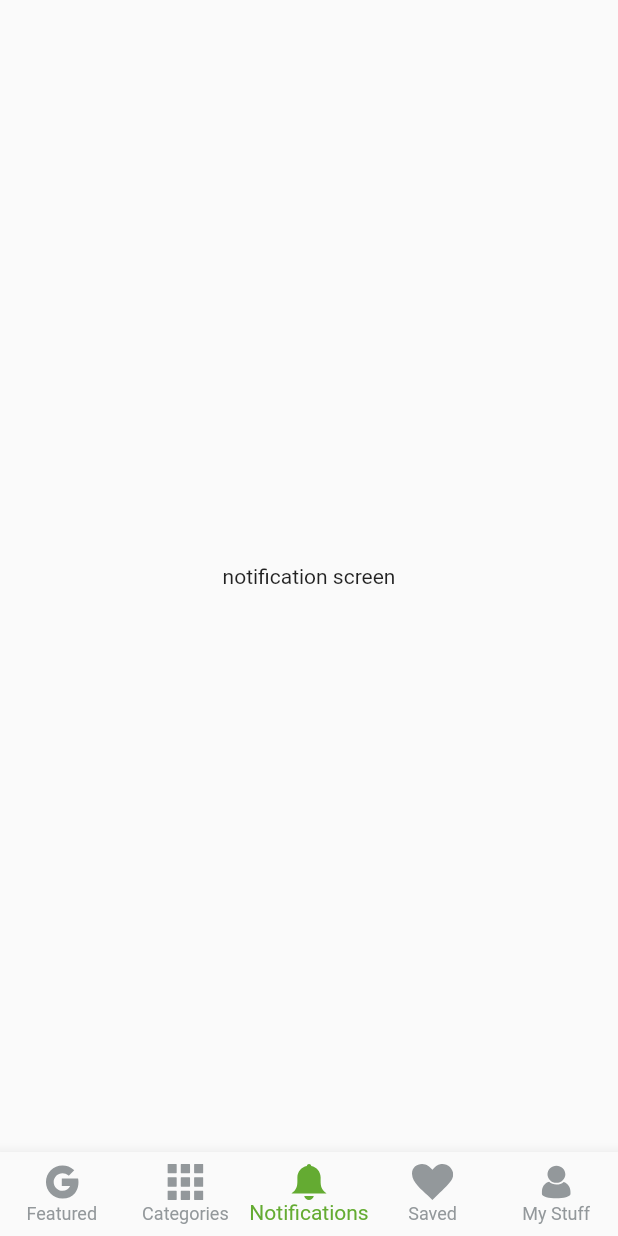
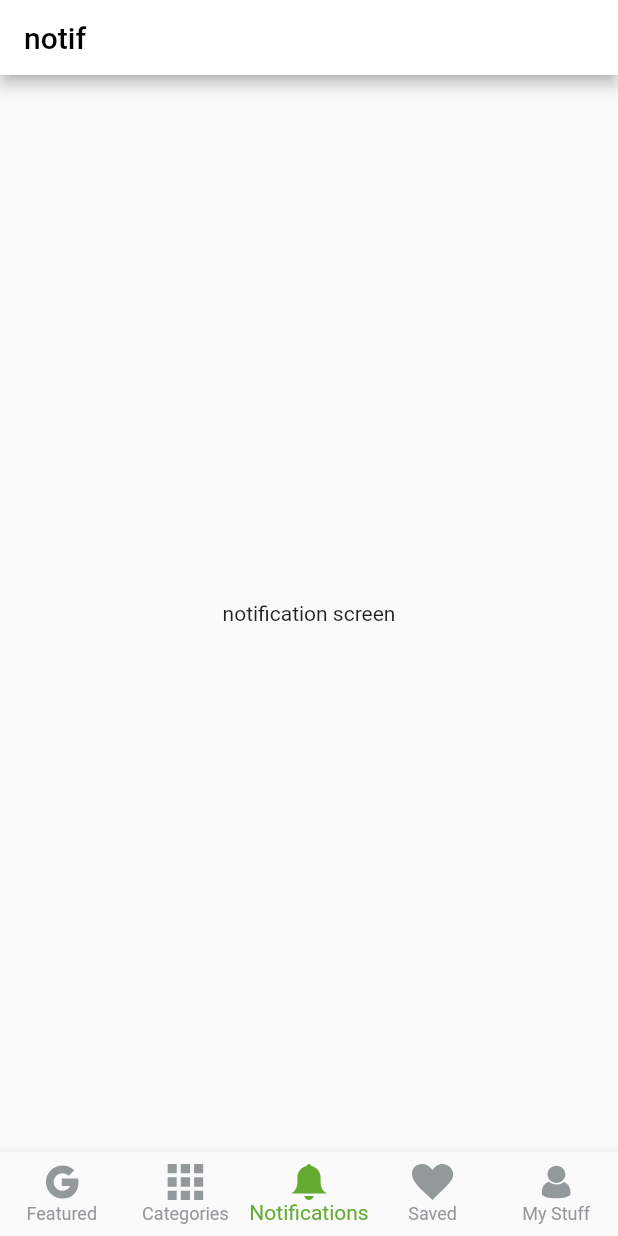
Before and after one commit to MasoudMaghsodi/Dibadnd, a Flutter app: the screen it shows after launch, item 3 of the bottom bar chosen, on a phone screen of 412 x 824 dp. Run offline on Flutter 3.47's test engine with Material 2 defaults, Android fonts, the phone set to English and light mode, and no system bars; our stand-ins replace flutter_rating_bar, flutter_svg, get.

Commit message:
edit navbar add appbar

```diff
--- a/lib/view/main_home.dart
+++ b/lib/component/widgets/navbar.dart
@@ -1,53 +1,43 @@
 import 'package:flutter/material.dart';
 import 'package:flutter_application_1/component/colors.dart';
-import 'package:flutter_application_1/component/widgets/appbar.dart';
+import 'package:flutter_application_1/controller/bottom_navigation_controller.dart';
 import 'package:flutter_application_1/view/categories_screen.dart';
 import 'package:flutter_application_1/view/home_screen.dart';
 import 'package:flutter_application_1/view/notification_screen.dart';
 import 'package:flutter_application_1/view/profile_screen.dart';
 import 'package:flutter_application_1/view/saved_screen.dart';
-import 'package:flutter_svg/flutter_svg.dart';
+import 'package:flutter_svg/svg.dart';
+import 'package:get/get.dart';
 
-class MainHome extends StatefulWidget {
-  const MainHome({super.key});
+class BottomBarWidget extends StatelessWidget {
+  BottomBarWidget({super.key});
+  final BottomNavBarController controller = Get.put(BottomNavBarController());
 
-  @override
-  State<MainHome> createState() => _MainHomeState();
-}
-
-class _MainHomeState extends State<MainHome> {
-  late final List<Widget> pageList = [
+  final List<Widget> pages = [
+    const HomeScreen(),
+    const CategoriesScreen(),
+    const NotificationScreen(),
+    const SavedScreen(),
     const ProfileScreen(),
-    const SavedScreen(),
-    const NotificationScreen(),
-    const CategoriesScreen(),
-    const HomeScreen(),
   ];
-  int _selectedIndex = 0;
-
-  void _onItemTapped(int index) {
-    setState(() {
-      _selectedIndex = index;
-    });
-  }
 
   @override
   Widget build(BuildContext context) {
-    return SafeArea(
-      child: Scaffold(
-        body: pageList.elementAt(_selectedIndex),
-        bottomNavigationBar: BottomNavigationBar(
+    return Scaffold(
+      body: Obx(() => pages[controller.currentIndex.value]),
+      bottomNavigationBar: Obx(
+        () => BottomNavigationBar(
           type: BottomNavigationBarType.fixed,
           showUnselectedLabels: true,
           fixedColor: SolidColor.maingreen,
-          onTap: _onItemTapped,
           unselectedItemColor: SolidColor.maingery,
-          currentIndex: _selectedIndex,
-          items: <BottomNavigationBarItem>[
+          currentIndex: controller.currentIndex.value,
+          onTap: controller.changePage,
+          items: [
             BottomNavigationBarItem(
               icon: SvgPicture.asset(
                 'assets/svg/G-icon.svg',
-                color: _selectedIndex == 0
+                color: controller.currentIndex.value == 0
                     ? SolidColor.maingreen
                     : SolidColor.maingery,
                 height: 24,
@@ -57,7 +47,7 @@ class _MainHomeState extends State<MainHome> {
             BottomNavigationBarItem(
               icon: SvgPicture.asset(
                 'assets/svg/gridview-icon.svg',
-                color: _selectedIndex == 1
+                color: controller.currentIndex.value == 1
                     ? SolidColor.maingreen
                     : SolidColor.maingery,
                 height: 24,
@@ -67,7 +57,7 @@ class _MainHomeState extends State<MainHome> {
             BottomNavigationBarItem(
               icon: SvgPicture.asset(
                 'assets/svg/bell-icon.svg',
-                color: _selectedIndex == 2
+                color: controller.currentIndex.value == 2
                     ? SolidColor.maingreen
                     : SolidColor.maingery,
                 height: 24,
@@ -77,7 +67,7 @@ class _MainHomeState extends State<MainHome> {
             BottomNavigationBarItem(
               icon: SvgPicture.asset(
                 'assets/svg/heart-icon.svg',
-                color: _selectedIndex == 3
+                color: controller.currentIndex.value == 3
                     ? SolidColor.maingreen
                     : SolidColor.maingery,
                 height: 24,
@@ -87,7 +77,7 @@ class _MainHomeState extends State<MainHome> {
             BottomNavigationBarItem(
               icon: SvgPicture.asset(
                 'assets/svg/account-icon.svg',
-                color: _selectedIndex == 4
+                color: controller.currentIndex.value == 4
                     ? SolidColor.maingreen
                     : SolidColor.maingery,
                 height: 24,
--- /dev/null
+++ b/lib/controller/bottom_navigation_controller.dart
@@ -0,0 +1,9 @@
+import 'package:get/get.dart';
+
+class BottomNavBarController extends GetxController {
+  var currentIndex = 0.obs;
+
+  void changePage(int index) {
+    currentIndex.value = index;
+  }
+}
--- a/lib/main.dart
+++ b/lib/main.dart
@@ -1,5 +1,5 @@
 import 'package:flutter/material.dart';
-import 'package:flutter_application_1/view/main_home.dart';
+import 'package:flutter_application_1/component/widgets/navbar.dart';
 
 void main() {
   runApp(const MyApp());
@@ -12,7 +12,8 @@ class MyApp extends StatelessWidget {
   @override
   Widget build(BuildContext context) {
     return MaterialApp(
-      home: const MainHome(),
+      debugShowCheckedModeBanner: false,
+      home: BottomBarWidget(),
     );
   }
 }
--- a/lib/view/categories_screen.dart
+++ b/lib/view/categories_screen.dart
@@ -5,8 +5,10 @@ class CategoriesScreen extends StatelessWidget {
 
   @override
   Widget build(BuildContext context) {
-    return const Center(
-      child: Text('categories screen'),
+    return Scaffold(
+      body: Center(
+        child: Text('categories screen'),
+      ),
     );
   }
 }
--- a/lib/view/notification_screen.dart
+++ b/lib/view/notification_screen.dart
@@ -1,12 +1,21 @@
 import 'package:flutter/material.dart';
+import 'package:flutter_application_1/component/widgets/appbar.dart';
 
 class NotificationScreen extends StatelessWidget {
   const NotificationScreen({super.key});
 
   @override
   Widget build(BuildContext context) {
-    return const Center(
-      child: Text('notification screen'),
+    return Scaffold(
+      appBar: PreferredSize(
+        preferredSize: Size.fromHeight(50),
+        child: SimpleAppBar(
+          title: 'notif',
+        ),
+      ),
+      body: const Center(
+        child: Text('notification screen'),
+      ),
     );
   }
 }
--- a/lib/view/profile_screen.dart
+++ b/lib/view/profile_screen.dart
@@ -5,8 +5,10 @@ class ProfileScreen extends StatelessWidget {
 
   @override
   Widget build(BuildContext context) {
-    return const Center(
-      child: Text('mystuff screen'),
+    return Scaffold(
+      body: const Center(
+        child: Text('mystuff screen'),
+      ),
     );
   }
 }
--- a/lib/view/saved_screen.dart
+++ b/lib/view/saved_screen.dart
@@ -5,8 +5,10 @@ class SavedScreen extends StatelessWidget {
 
   @override
   Widget build(BuildContext context) {
-    return const Center(
-      child: Text('saved screen'),
+    return Scaffold(
+      body: const Center(
+        child: Text('saved screen'),
+      ),
     );
   }
 }
--- a/pubspec.yaml
+++ b/pubspec.yaml
@@ -40,6 +40,7 @@ dependencies:
   http: ^1.1.0
   flutter_launcher_icons: ^0.13.1
   flutter_svg: ^2.0.7
+  flutter_rating_bar: ^4.0.1
 dev_dependencies:
   flutter_test:
     sdk: flutter
```
Also changed, not shown: lib/component/widgets/appbar.dart (+84 -1 lines), lib/component/widgets/product_card.dart (added, +93 -0 lines), lib/view/home_screen.dart (+15 -2 lines), pubspec.lock.
